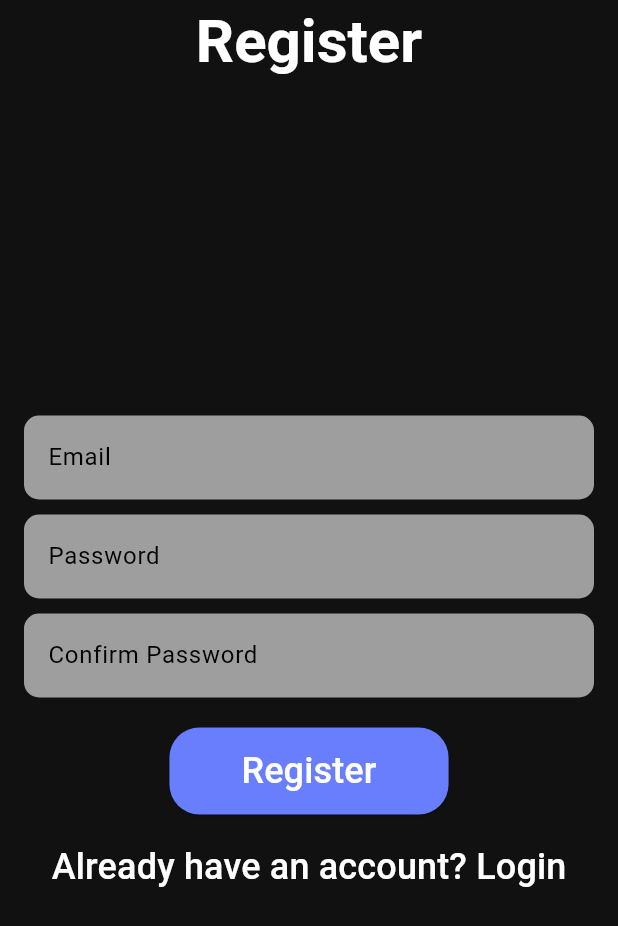
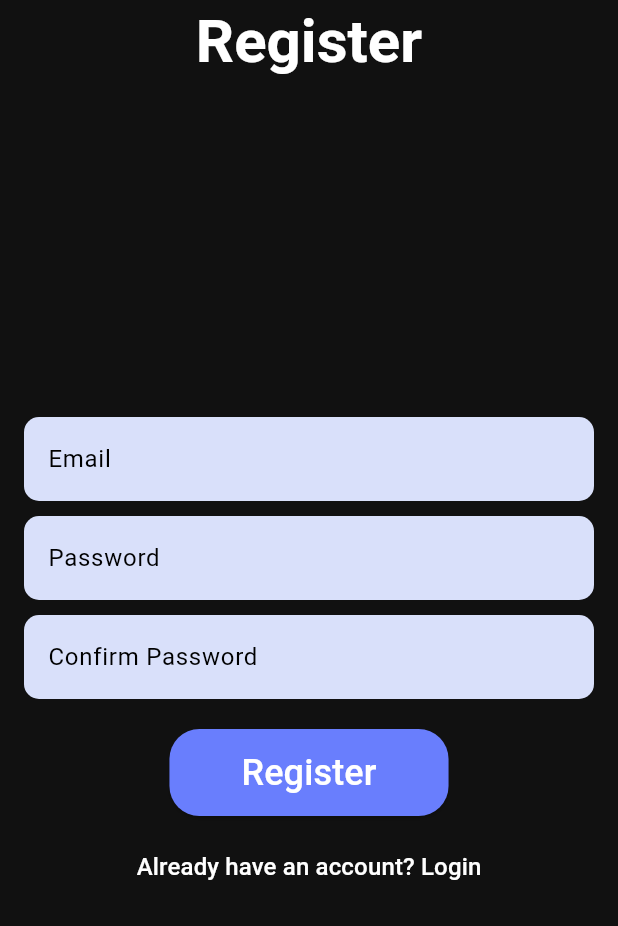
Before and after one commit to Dubyk-Yura/Mobile_labs, a Flutter app: the RegisterPage screen opened by its route, on a phone screen of 412 x 824 dp. Shown: the top 926 px of the screen. Run offline on Flutter 3.47's test engine with Material 3 defaults, Android fonts, the light colour scheme and no system bars.

Commit message:
change background color and font size

```diff
--- a/lib/page/register.dart
+++ b/lib/page/register.dart
@@ -41,7 +41,6 @@ class RegisterPageState extends State<RegisterPage> {
             children: [
               CustomTextField(
                 label: 'Email',
-                backgroundColor: Colors.grey,
                 controller: emailController,
                 validationMessage: 'Please enter email',
                 email: true,
@@ -50,14 +49,12 @@ class RegisterPageState extends State<RegisterPage> {
               CustomTextField(
                 label: 'Password',
                 obscureText: true,
-                backgroundColor: Colors.grey,
                 controller: passwordController,
               ),
               const SizedBox(height: 10),
               CustomTextField(
                 label: 'Confirm Password',
                 obscureText: true,
-                backgroundColor: Colors.grey,
                 controller: confirmPasswordController,
               ),
               const SizedBox(height: 20),
@@ -76,6 +73,7 @@ class RegisterPageState extends State<RegisterPage> {
               CustomTextButton(
                 onPressed: () => Navigator.pushNamed(context, '/login'),
                 text: 'Already have an account? Login',
+                fontSize: 16,
               ),
             ],
           ),
```
